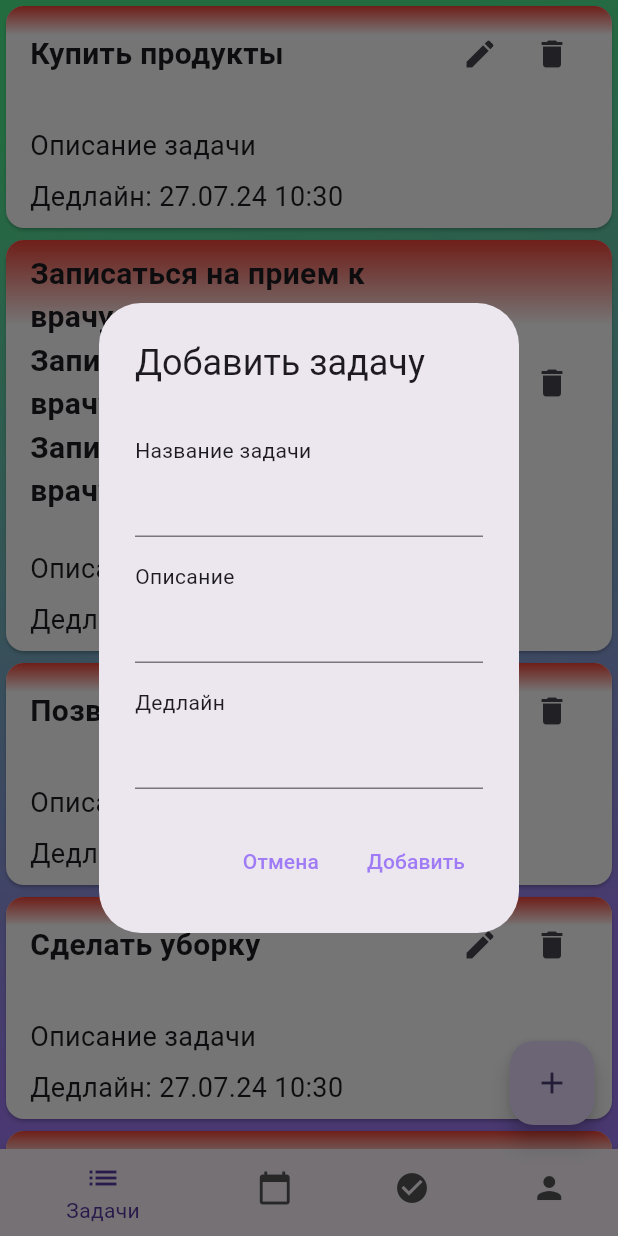
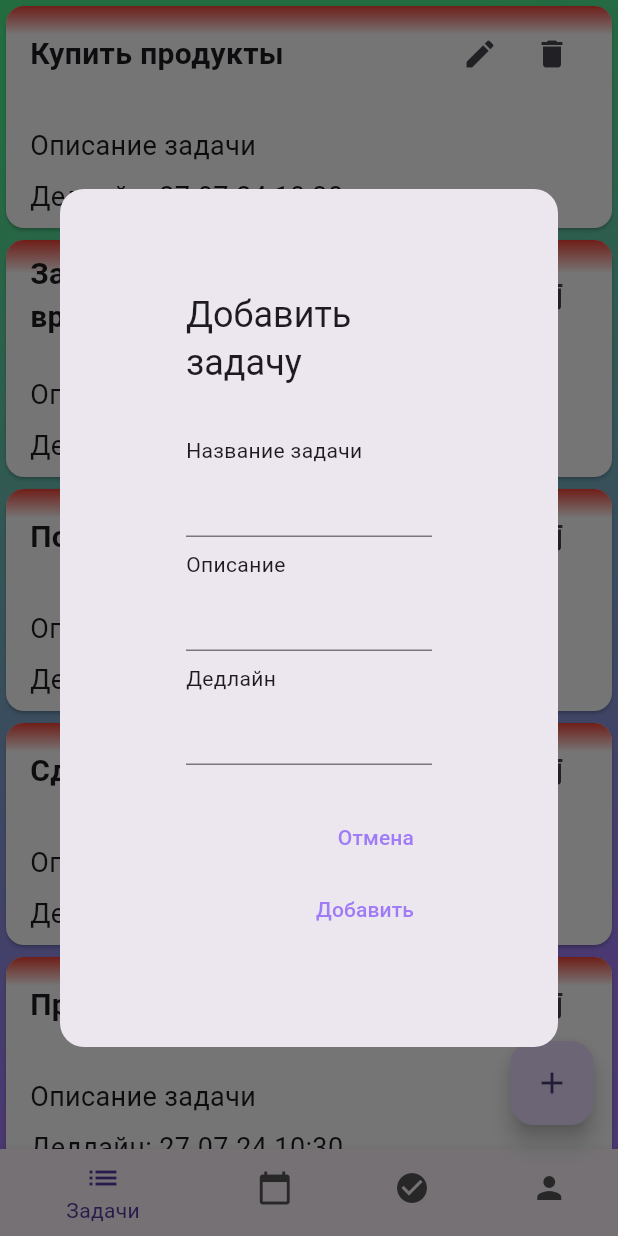
Before and after one commit to ssmorodin/0zc_dodiddone, a Flutter app: the MainPage screen opened directly, after a tap on the "add" icon, on a phone screen of 412 x 824 dp. Run offline on Flutter 3.47's test engine with Material 3 defaults, Android fonts, the phone set to English and light mode, and no system bars; drawn by our look-alikes of datetime_picker_formfield.

Commit message:
add task

```diff
--- a/lib/pages/main_page.dart
+++ b/lib/pages/main_page.dart
@@ -36,15 +36,27 @@ class _MainPageState extends State<MainPage> {
     showDialog(
       context: context,
       builder: (BuildContext context) {
-        return AlertDialog(
+        return Dialog(
+          // Используем Dialog вместо AlertDialog для настройки ширины
+          shape: RoundedRectangleBorder(
+            borderRadius: BorderRadius.circular(16), // Скругленные углы
+          ),
+          child: SizedBox(
+            // Устанавливаем ширину диалогового окна
+            width: MediaQuery.of(context).size.width * 0.9,
+            child: Padding(
+              padding: const EdgeInsets.all(20.0),
+              child: SingleChildScrollView( // Добавляем SingleChildScrollView
+                child: AlertDialog(
                   title: const Text('Добавить задачу'),
                   content: Form(
                     key: formKey, // Привязываем форму к GlobalKey
                     child: Column(
                       mainAxisSize: MainAxisSize.min,
                       children: [
+                        const SizedBox(height: 8),
                         Padding(
-                  padding: const EdgeInsets.only(top: 16.0),
+                          padding: const EdgeInsets.only(top: 8.0),
                           child: Row(
                             children: [
                               const Text('Название задачи'),
@@ -58,7 +70,7 @@ class _MainPageState extends State<MainPage> {
                           // ... (добавьте обработку ввода названия задачи)
                         ),
                         Padding(
-                  padding: const EdgeInsets.only(top: 16.0),
+                          padding: const EdgeInsets.only(top: 8.0),
                           child: Row(
                             children: [
                               const Text('Описание'),
@@ -73,18 +85,13 @@ class _MainPageState extends State<MainPage> {
                         ),
                         // Поле для выбора даты дедлайна
                         Padding(
-                  padding: const EdgeInsets.only(top: 16.0),
+                          padding: const EdgeInsets.only(top: 8.0),
                           child: Row(
                             children: [
                               const Text('Дедлайн'),
                             ],
                           ),
                         ),
-                Padding(
-                  padding: const EdgeInsets.only(top: 0.0),
-                  child: Column(
-                    children: <Widget>[
-                      // const Text('Дедлайн'),
                         DateTimeField(
                           format: DateFormat('dd.MM.yy HH:mm'),
                           onShowPicker: (context, currentValue) {
@@ -113,9 +120,6 @@ class _MainPageState extends State<MainPage> {
                       ],
                     ),
                   ),
-              ],
-            ),
-          ),
                   actions: [
                     TextButton(
                       onPressed: () {
@@ -131,6 +135,10 @@ class _MainPageState extends State<MainPage> {
                       child: const Text('Добавить'),
                     ),
                   ],
+                ),
+              ),
+            ),
+          ),
         );
       },
     );
@@ -214,14 +222,15 @@ class _MainPageState extends State<MainPage> {
 }
 
 
+
 // import 'package:flutter/material.dart';
+// import 'package:intl/intl.dart';
+// import 'package:datetime_picker_formfield/datetime_picker_formfield.dart';
 // import 'package:zc_dodiddone/screens/all_tasks.dart';
 // import 'package:zc_dodiddone/screens/profile.dart'; // Импортируем profile_page
-// import 'package:datetime_picker_formfield/datetime_picker_formfield.dart'; // Импортируем DateTimePickerFormField
-// import 'package:intl/intl.dart';
 
 // class MainPage extends StatefulWidget {
-//   const MainPage({Key? key}) : super(key: key);
+//   const MainPage({super.key});
 
 //   @override
 //   State<MainPage> createState() => _MainPageState();
@@ -245,9 +254,9 @@ class _MainPageState extends State<MainPage> {
 //   // Функция для показа диалогового окна
 //   void _showAddTaskDialog() {
 //     // Используем GlobalKey для управления состоянием формы
-//     final _formKey = GlobalKey<FormState>();
+//     final formKey = GlobalKey<FormState>();
 //     // Переменная для хранения выбранной даты
-//     DateTime? _selectedDate;
+//     DateTime? selectedDate;
 
 //     showDialog(
 //       context: context,
@@ -255,42 +264,88 @@ class _MainPageState extends State<MainPage> {
 //         return AlertDialog(
 //           title: const Text('Добавить задачу'),
 //           content: Form(
-//             key: _formKey, // Привязываем форму к GlobalKey
+//             key: formKey, // Привязываем форму к GlobalKey
 //             child: Column(
 //               mainAxisSize: MainAxisSize.min,
 //               children: [
+//                 const Text(
+//                       'Добавить задачу',
+//                       style: TextStyle(
+//                         fontSize: 20,
+//                         fontWeight: FontWeight.bold,
+//                       ),
+//                     ),
+//                     const SizedBox(height: 16),
+//                 Padding(
+//                   padding: const EdgeInsets.only(top: 16.0),
+//                   child: Row(
+//                     children: [
+//                       const Text('Название задачи'),
+//                     ],
+//                   ),
+//                 ),
 //                 TextFormField(
-//                   decoration: const InputDecoration(
-//                     labelText: 'Название задачи',
-//                   ),
+//                   // decoration: const InputDecoration(
+//                   //   labelText: 'Название задачи',
+//                   // ),
 //                   // ... (добавьте обработку ввода названия задачи)
 //                 ),
+//                  Padding(
+//                   padding: const EdgeInsets.only(top: 16.0),
+//                   child: Row(
+//                     children: [
+//                       const Text('Описание'),
+//                     ],
+//                   ),
+//                 ),
 //                 TextFormField(
-//                   decoration: const InputDecoration(
-//                     labelText: 'Описание',
-//                   ),
+//                   // decoration: const InputDecoration(
+//                   //   labelText: 'Описание',
+//                   // ),
 //                   // ... (добавьте обработку ввода описания задачи)
 //                 ),
 //                 // Поле для выбора даты дедлайна
-//                                 // Поле для выбора даты дедлайна
 //                 Padding(
 //                   padding: const EdgeInsets.only(top: 16.0),
-//                   child: DateTimePickerFormField( // Заменяем GestureDetector на DateTimePickerFormField
-//                     decoration: const InputDecoration(
-//                       labelText: 'Дедлайн',
-//                     ),
-//                     format: DateFormat('dd.MM.yyyy HH:mm'), // Формат даты и времени
-//                     initialDate: DateTime.now().add(const Duration(days: 1)), // Текущая дата + 1 день
-//                     firstDate: DateTime.now(),
-//                     lastDate: DateTime.now().add(const Duration(days: 365)),
-//                     onChanged: (DateTime? date) {
-//                       setState(() {
-//                         _selectedDate = date;
-//                       });
-//                     },
+//                   child: Row(
+//                     children: [
+//                       const Text('Дедлайн'),
+//                     ],
 //                   ),
 //                 ),
-
+//                 Padding(
+//                   padding: const EdgeInsets.only(top: 0.0),
+//                   child: Column(
+//                     children: <Widget>[
+//                       // const Text('Дедлайн'),
+//                       DateTimeField(
+//                         format: DateFormat('dd.MM.yy HH:mm'),
+//                         onShowPicker: (context, currentValue) {
+//                           return showDatePicker(
+//                             context: context,
+//                             firstDate: DateTime(1900),
+//                             initialDate: currentValue ?? DateTime.now(),
+//                             lastDate: DateTime(2100),
+//                           ).then((date) {
+//                             if (date != null) {
+//                               return showTimePicker(
+//                                 context: context,
+//                                 initialTime: TimeOfDay.fromDateTime(currentValue ?? DateTime.now()),
+//                               ).then((time) {
+//                                 return DateTimeField.combine(date, time);
+//                               });
+//                             }
+//                           });
+//                         },
+//                         onChanged: (DateTime? date) {
+//                           setState(() {
+//                             selectedDate = date;
+//                           });
+//                         },
+//                       ),
+//                     ],
+//                   ),
+//                 ),
 //               ],
 //             ),
 //           ),
@@ -330,33 +385,33 @@ class _MainPageState extends State<MainPage> {
 //       body: Column(
 //         children: [
 //           Expanded(
-//           child: Container(
-//             decoration: BoxDecoration(
-//               gradient: LinearGradient(
-//                 begin: Alignment.topLeft,
-//                 end: Alignment.bottomCenter,
-//                 colors: [
-//                   secondaryColor,
-//                   primaryColor,
-//                 ],
-//                 stops: const [0.1, 0.9], // Основной цвет занимает 90%
+//             child: Container(
+//               decoration: BoxDecoration(
+//                 gradient: LinearGradient(
+//                   begin: Alignment.topLeft,
+//                   end: Alignment.bottomCenter,
+//                   colors: [
+//                     secondaryColor,
+//                     primaryColor,
+//                   ],
+//                   stops: const [0.1, 0.9], // Основной цвет занимает 90%
+//                 ),
 //               ),
-//             ),
-//             child: Center(
-//             child: IndexedStack(
-//                           index: _selectedIndex,
-//                           children: [
-//                             // Задачи
-//                             _widgetOptions.elementAt(0),
-//                             // Сегодня
-//                             _widgetOptions.elementAt(1),
-//                             // Выполнено
-//                             _widgetOptions.elementAt(2),
-//                             // Профиль
-//                             ProfilePage(), // Отображаем profile_page при выборе "Профиль"
-//                           ],
-//                         ),
-//              ),
+//               child: Center(
+//                 child: IndexedStack(
+//                   index: _selectedIndex,
+//                   children: [
+//                     // Задачи
+//                     _widgetOptions.elementAt(0),
+//                     // Сегодня
+//                     _widgetOptions.elementAt(1),
+//                     // Выполнено
+//                     _widgetOptions.elementAt(2),
+//                     // Профиль
+//                     const ProfilePage(), // Отображаем profile_page при выборе "Профиль"
+//                   ],
+//                 ),
+//               ),
 //             ),
 //           ),
 //         ],
--- a/lib/screens/all_tasks.dart
+++ b/lib/screens/all_tasks.dart
@@ -10,7 +10,12 @@ class TasksPage extends StatefulWidget {
 class _TasksPageState extends State<TasksPage> {
   final List<String> _tasks = [
     'Купить продукты',
-    'Записаться на прием к врачу\nЗаписаться на прием к врачу!\nЗаписаться на прием к врачу!!!',
+    'Записаться на прием к врачу',
+    'Позвонить маме',
+    'Сделать уборку',
+    'Прочитать книгу',
+    'Купить продукты',
+    'Записаться на прием к врачу',
     'Позвонить маме',
     'Сделать уборку',
     'Прочитать книгу',
```
Lines whose indentation alone changed are shown as unchanged.
